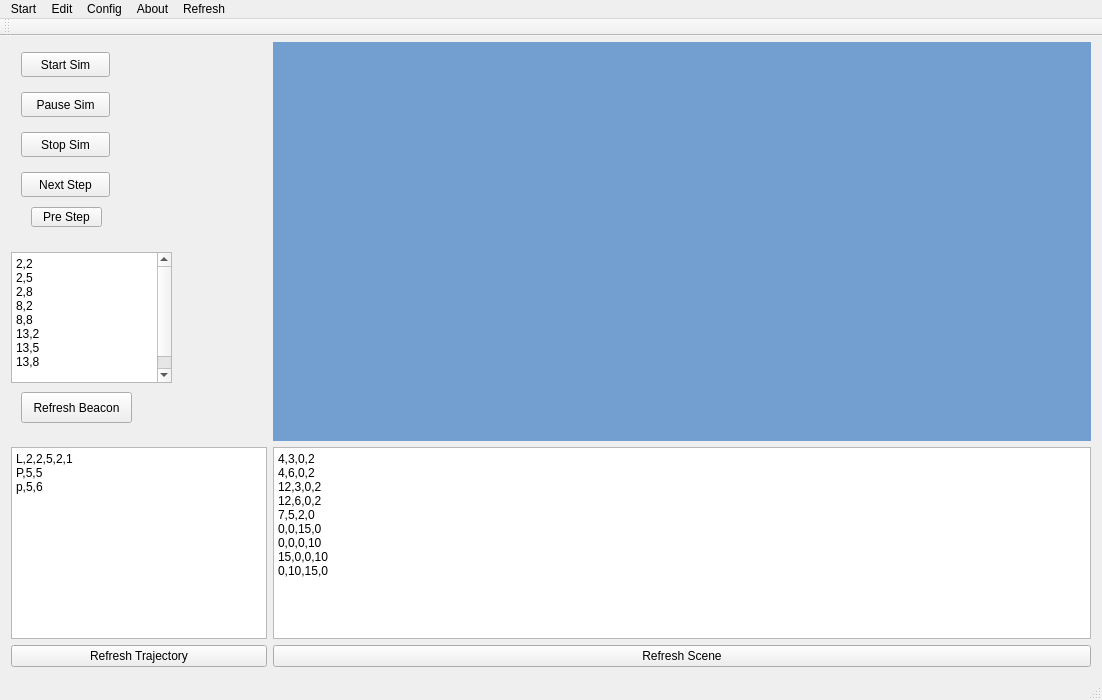
The window that mainwindow.ui (wystephen/RT-Sim) describes before a commit, drawn with Qt 5.
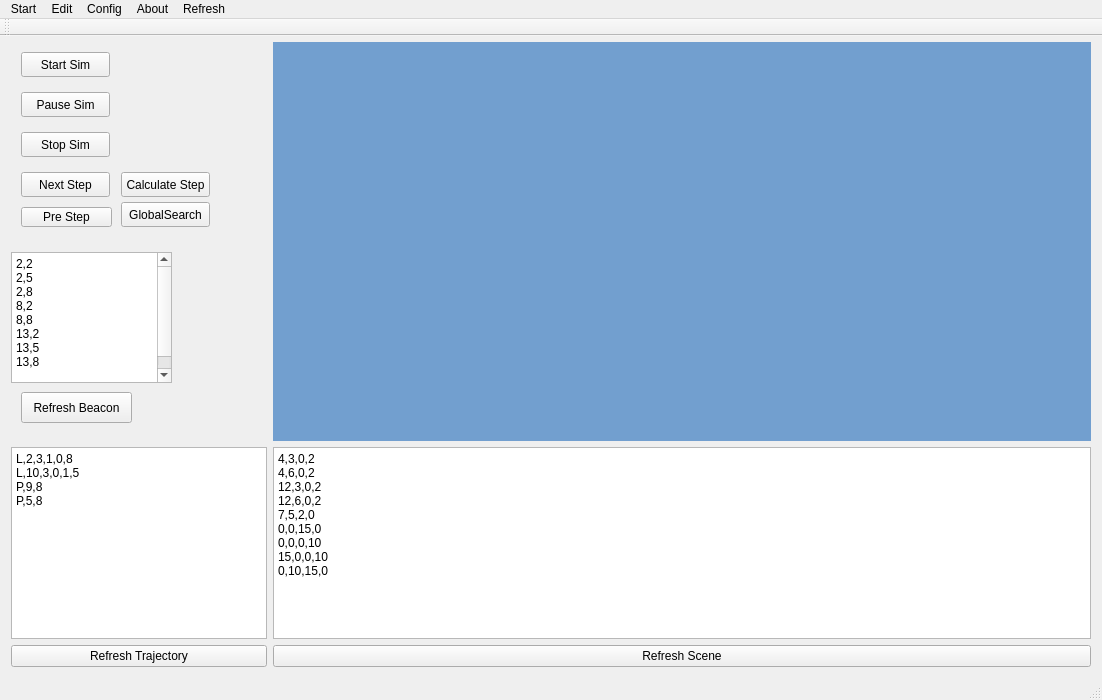
The same window after the commit.

Patch:
```diff
--- a/mainwindow.ui
+++ b/mainwindow.ui
@@ -185,9 +185,9 @@
       <widget class="QPushButton" name="btn_pre_step">
        <property name="geometry">
         <rect>
-         <x>20</x>
+         <x>10</x>
          <y>165</y>
-         <width>71</width>
+         <width>91</width>
          <height>20</height>
         </rect>
        </property>
@@ -195,6 +195,32 @@
         <string>Pre Step</string>
        </property>
       </widget>
+      <widget class="QPushButton" name="btn_global_search">
+       <property name="geometry">
+        <rect>
+         <x>110</x>
+         <y>160</y>
+         <width>89</width>
+         <height>25</height>
+        </rect>
+       </property>
+       <property name="text">
+        <string>GlobalSearch</string>
+       </property>
+      </widget>
+      <widget class="QPushButton" name="btn_calculate_step">
+       <property name="geometry">
+        <rect>
+         <x>110</x>
+         <y>130</y>
+         <width>89</width>
+         <height>25</height>
+        </rect>
+       </property>
+       <property name="text">
+        <string>Calculate Step</string>
+       </property>
+      </widget>
      </widget>
     </item>
     <item row="3" column="0">
@@ -229,9 +255,10 @@
     <item row="2" column="0">
      <widget class="QPlainTextEdit" name="txtTrajectory">
       <property name="plainText">
-       <string>L,2,2,5,2,1
-P,5,5
-p,5,6</string>
+       <string>L,2,3,1,0,8
+L,10,3,0,1,5
+P,9,8
+P,5,8</string>
       </property>
      </widget>
     </item>
```
